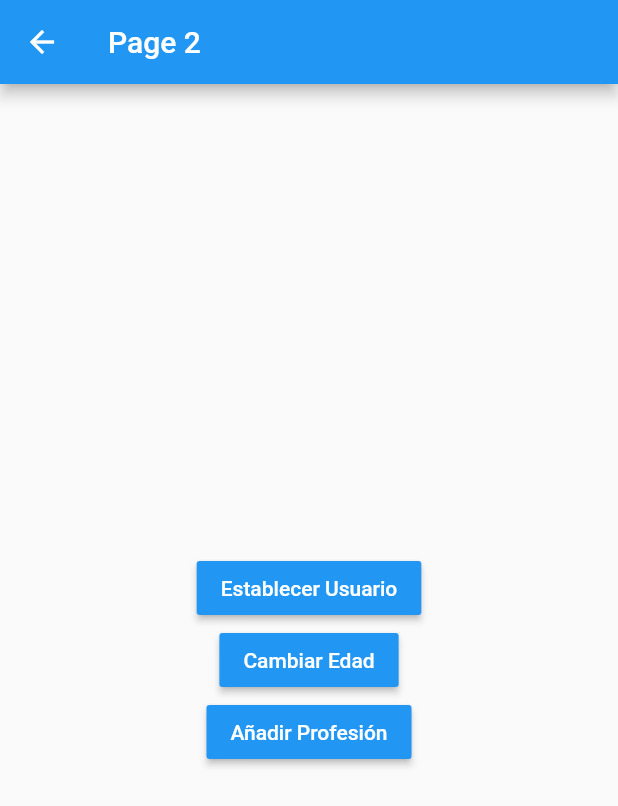
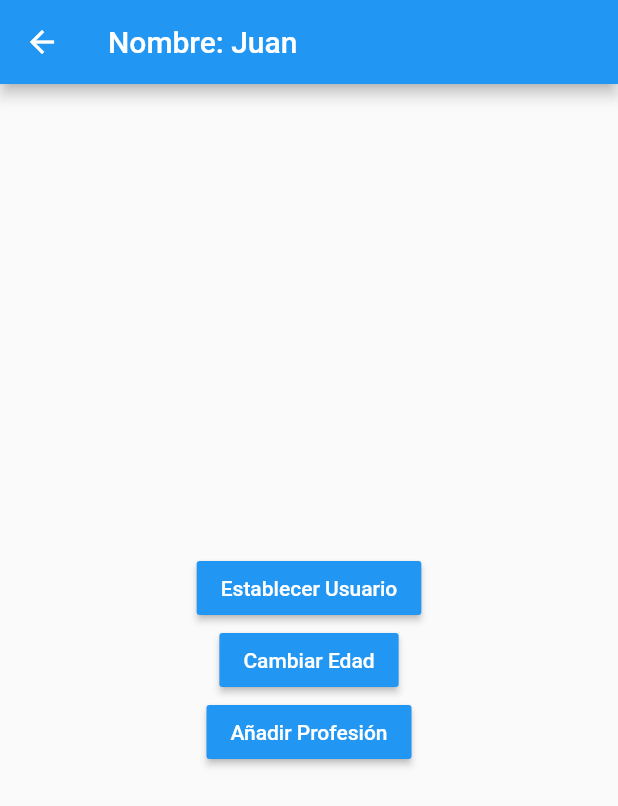
Before and after one commit to memoadian/patrones_flutter, a Flutter app: the Page2 screen opened by its route, after a tap on "Establecer Usuario", on a phone screen of 412 x 824 dp. Shown: the top 806 px of the screen. Run offline on Flutter 3.47's test engine with Material 2 defaults, Android fonts, the phone set to English and light mode, and no system bars; accounts and stored records are empty.

Commit message:
feat: add singleton pattern

```diff
--- /dev/null
+++ b/lib/models/user.dart
@@ -0,0 +1,11 @@
+class User {
+  String name;
+  int age;
+  List<String> profs;
+
+  User({
+    required this.name,
+    this.age = 0,
+    this.profs = const [],
+  });
+}
--- a/lib/models/usuario.dart
+++ /dev/null
@@ -1,11 +0,0 @@
-class Usuario {
-  String nombre;
-  int edad;
-  List<String> profesiones;
-
-  Usuario({
-    this.nombre = 'Sin Nombre',
-    this.edad = 0,
-    this.profesiones = const [],
-  });
-}
--- a/lib/pages/page1.dart
+++ b/lib/pages/page1.dart
@@ -1,4 +1,7 @@
 import 'package:flutter/material.dart';
+import 'package:singleton/user_service.dart';
+
+import '../models/user.dart';
 
 class Page1 extends StatelessWidget {
   const Page1({super.key});
@@ -9,7 +12,16 @@ class Page1 extends StatelessWidget {
       appBar: AppBar(
         title: const Text('Page 1'),
       ),
-      body: InformacionUsuario(),
+      body: StreamBuilder(
+        stream: userService.userStream,
+        builder: (_, AsyncSnapshot<User> snapshot) {
+          return snapshot.hasData
+              ? InformacionUsuario(userService.user)
+              : const Center(
+                  child: Text('No hay usuario'),
+                );
+        },
+      ),
       floatingActionButton: FloatingActionButton(
         onPressed: () {
           Navigator.pushNamed(context, 'page2');
@@ -21,53 +33,55 @@ class Page1 extends StatelessWidget {
 }
 
 class InformacionUsuario extends StatelessWidget {
-  /*const InformacionUsuario({
-    Key? key,
-  }) : super(key: key);*/
+  final User user;
+
+  const InformacionUsuario(this.user, {super.key});
 
   @override
   Widget build(BuildContext context) {
     return Container(
-      padding: EdgeInsets.all(20),
+      padding: const EdgeInsets.all(20),
       height: double.infinity,
       width: double.infinity,
       child: Column(
         crossAxisAlignment: CrossAxisAlignment.start,
         mainAxisAlignment: MainAxisAlignment.start,
-        children: const [
-          Text(
+        children: [
+          const Text(
             'General',
             style: TextStyle(
               fontSize: 20,
               fontWeight: FontWeight.bold,
             ),
           ),
-          Divider(),
+          const Divider(),
           ListTile(
-            title: Text('Nombre:'),
+            title: Text('Nombre: ${user.name}'),
           ),
           ListTile(
-            title: Text('Edad:'),
+            title: Text('Edad: ${user.age}'),
           ),
-          Text(
+          const Text(
             'Profesiones',
             style: TextStyle(
               fontSize: 20,
               fontWeight: FontWeight.bold,
             ),
           ),
-          Divider(),
-          ListTile(
-            title: Text('Profesión 1:'),
-          ),
-          ListTile(
-            title: Text('Profesión 2:'),
-          ),
-          ListTile(
-            title: Text('Profesión 3:'),
+          const Divider(),
+          ListView.builder(
+            itemBuilder: _profesionTile,
+            itemCount: user.profs.length,
+            shrinkWrap: true,
           ),
         ],
       ),
     );
   }
+
+  Widget _profesionTile(BuildContext context, int index) {
+    return ListTile(
+      title: Text(user.profs[index]),
+    );
+  }
 }
--- a/lib/pages/page2.dart
+++ b/lib/pages/page2.dart
@@ -1,4 +1,7 @@
 import 'package:flutter/material.dart';
+import 'package:singleton/user_service.dart';
+
+import '../models/user.dart';
 
 class Page2 extends StatelessWidget {
   const Page2({super.key});
@@ -7,7 +10,14 @@ class Page2 extends StatelessWidget {
   Widget build(BuildContext context) {
     return Scaffold(
       appBar: AppBar(
-        title: const Text('Page 2'),
+        title: StreamBuilder(
+          stream: userService.userStream,
+          builder: (_, AsyncSnapshot<User> snapshot) {
+            return snapshot.hasData
+                ? Text('Nombre: ${snapshot.data!.name}')
+                : const Text('Página 2');
+          },
+        ),
       ),
       body: Center(
         child: Column(
@@ -15,7 +25,13 @@ class Page2 extends StatelessWidget {
           children: [
             MaterialButton(
               color: Colors.blue,
-              onPressed: () {},
+              onPressed: () {
+                User user = User(
+                  name: 'Juan',
+                  age: 30,
+                );
+                userService.loadUsuario(user);
+              },
               child: const Text(
                 'Establecer Usuario',
                 style: TextStyle(
@@ -25,7 +41,9 @@ class Page2 extends StatelessWidget {
             ),
             MaterialButton(
               color: Colors.blue,
-              onPressed: () {},
+              onPressed: () {
+                userService.changeAge(35);
+              },
               child: const Text(
                 'Cambiar Edad',
                 style: TextStyle(
@@ -35,7 +53,9 @@ class Page2 extends StatelessWidget {
             ),
             MaterialButton(
               color: Colors.blue,
-              onPressed: () {},
+              onPressed: () {
+                userService.addProfession('Developer');
+              },
               child: const Text(
                 'Añadir Profesión',
                 style: TextStyle(
```
Also changed, not shown: lib/user_service.dart (added, +35 -0 lines).
